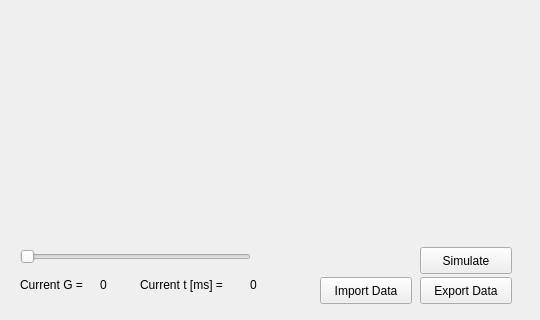
Old version of the form branches/QT+odeint/mainwindow.ui in the repository masterjava1/rwthsselabws2011g11; both pictures show x 0 to 540 and y 223 to 543 of the 540 by 543 pixel window.
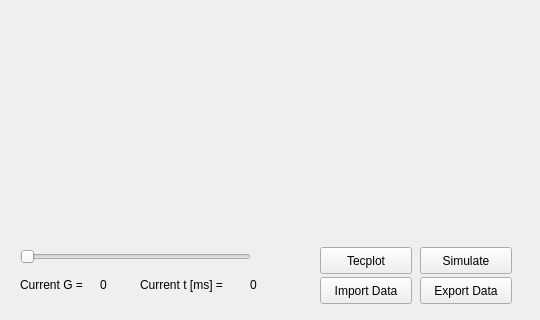
New version of the form.

Diff of the .ui file:
```diff
--- a/branches/QT+odeint/mainwindow.ui
+++ b/branches/QT+odeint/mainwindow.ui
@@ -376,6 +376,19 @@
      <string>Positions</string>
     </property>
    </widget>
+   <widget class="QPushButton" name="Tecplot_button">
+    <property name="geometry">
+     <rect>
+      <x>320</x>
+      <y>470</y>
+      <width>92</width>
+      <height>27</height>
+     </rect>
+    </property>
+    <property name="text">
+     <string>Tecplot</string>
+    </property>
+   </widget>
   </widget>
   <action name="actionOpenParameterOptions">
    <property name="text">
```
